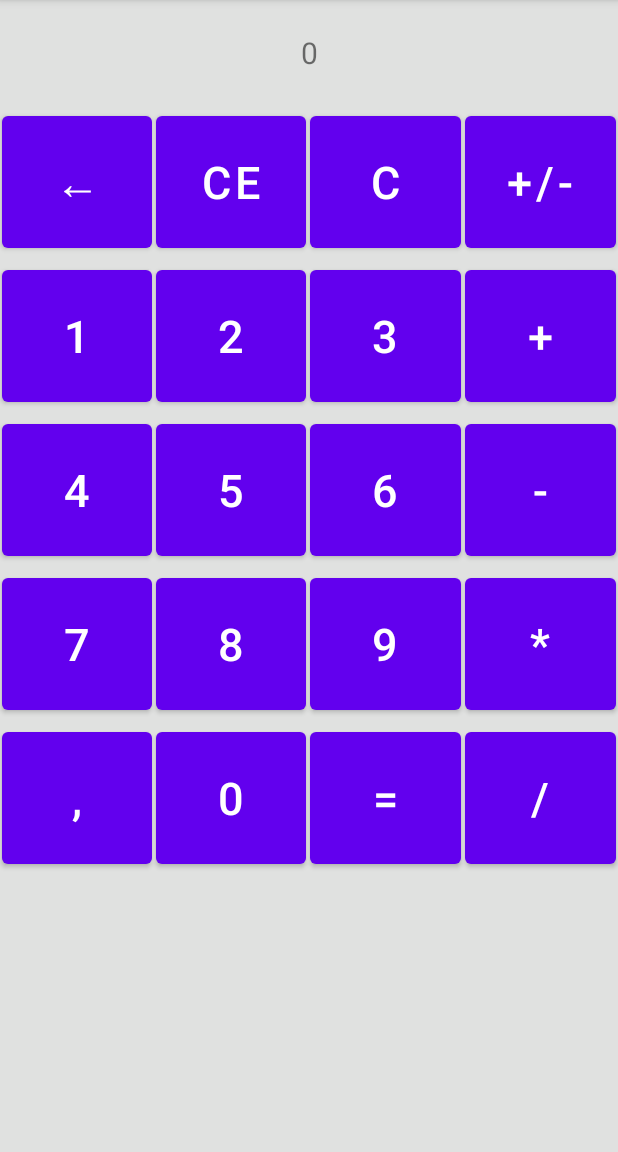
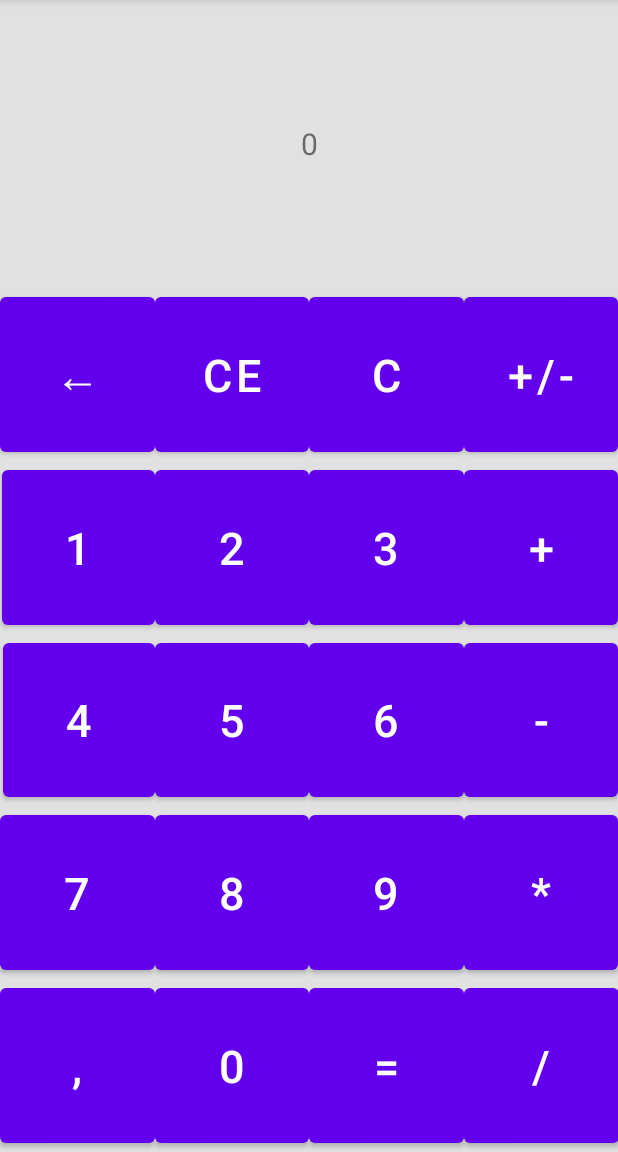
Before and after one commit to gabrielNNunes/AppMultiCalculator, an Android app: the Calculator screen opened directly, with no data from a screen before it, on a phone screen of 412 x 824 dp, the part 84-1236 px from its top. Run offline under Robolectric (Android 15) with nearby library versions, the phone set to English and light mode, and no system bars.

Commit message:
Convertendo o Layout da calculadora de Linear para Constraint

```diff
--- a/app/src/main/res/layout/activity_calculator.xml
+++ b/app/src/main/res/layout/activity_calculator.xml
@@ -1,272 +1,337 @@
 <?xml version="1.0" encoding="utf-8"?>
-<LinearLayout xmlns:android="http://schemas.android.com/apk/res/android"
+<androidx.constraintlayout.widget.ConstraintLayout xmlns:android="http://schemas.android.com/apk/res/android"
     xmlns:app="http://schemas.android.com/apk/res-auto"
     xmlns:tools="http://schemas.android.com/tools"
+    android:id="@+id/linearLayout"
     android:layout_width="match_parent"
     android:layout_height="match_parent"
+    android:background="#E0E1E0"
+    tools:context=".Calculator">
+
+
+    <androidx.constraintlayout.widget.Guideline
+        android:id="@+id/guideline3"
+        android:layout_width="wrap_content"
+        android:layout_height="wrap_content"
+        android:orientation="horizontal"
+        app:layout_constraintGuide_percent="0.25" />
+
+    <androidx.constraintlayout.widget.Guideline
+        android:id="@+id/guideline4"
+        android:layout_width="wrap_content"
+        android:layout_height="wrap_content"
+        android:orientation="horizontal"
+        app:layout_constraintGuide_percent="0.40" />
+
+    <androidx.constraintlayout.widget.Guideline
+        android:id="@+id/guideline5"
+        android:layout_width="wrap_content"
+        android:layout_height="wrap_content"
+        android:orientation="horizontal"
+        app:layout_constraintGuide_percent="0.55" />
+
+    <androidx.constraintlayout.widget.Guideline
+        android:id="@+id/guideline6"
+        android:layout_width="wrap_content"
+        android:layout_height="wrap_content"
+        android:orientation="horizontal"
+        app:layout_constraintGuide_percent="0.70" />
+
+    <androidx.constraintlayout.widget.Guideline
+        android:id="@+id/guideline7"
+        android:layout_width="wrap_content"
+        android:layout_height="wrap_content"
+        android:orientation="horizontal"
+        app:layout_constraintGuide_percent="0.85" />
+
+    <androidx.constraintlayout.widget.Guideline
+        android:id="@+id/guideline8"
+        android:layout_width="wrap_content"
+        android:layout_height="wrap_content"
         android:orientation="vertical"
-    tools:context=".Calculator"
-    android:background="#E0E1E0"
-    >
+        app:layout_constraintGuide_percent="0.25" />
+
+    <androidx.constraintlayout.widget.Guideline
+        android:id="@+id/guideline9"
+        android:layout_width="wrap_content"
+        android:layout_height="wrap_content"
+        android:orientation="vertical"
+        app:layout_constraintGuide_percent="0.50" />
+
+    <androidx.constraintlayout.widget.Guideline
+        android:id="@+id/guideline10"
+        android:layout_width="wrap_content"
+        android:layout_height="wrap_content"
+        android:orientation="vertical"
+        app:layout_constraintGuide_percent="0.75" />
+
 
     <TextView
         android:id="@+id/textView_resultado"
-        android:layout_width="match_parent"
-        android:layout_height="wrap_content"
+        android:layout_width="0dp"
+        android:layout_height="0dp"
         android:height="70dp"
         android:gravity="center"
         android:text="0"
         android:textAlignment="center"
         android:textSize="20sp"
+        app:layout_constraintBottom_toTopOf="@+id/guideline3"
+        app:layout_constraintEnd_toEndOf="parent"
+        app:layout_constraintStart_toStartOf="parent"
+        app:layout_constraintTop_toTopOf="parent"
         tools:text="Resultado" />
-
-    <LinearLayout
-        android:layout_width="match_parent"
-        android:layout_height="match_parent"
-        android:orientation="vertical"
-        >
-
-        <LinearLayout
-            android:layout_width="match_parent"
-            android:layout_height="wrap_content"
-            android:orientation="horizontal"
-            >
-
 
 
     <Button
         android:id="@+id/button_apagar"
-                android:layout_width="wrap_content"
-                android:layout_height="wrap_content"
-                android:layout_weight="1"
-                android:layout_margin="1dp"
+        android:layout_width="0dp"
+        android:layout_height="0dp"
         android:height="100dp"
+        android:text="←"
         android:textSize="30sp"
-                android:text="←" />
-
+        app:layout_constraintBottom_toTopOf="@+id/button_01"
+        app:layout_constraintEnd_toStartOf="@+id/guideline8"
+        app:layout_constraintStart_toStartOf="parent"
+        app:layout_constraintTop_toTopOf="@+id/guideline3" />
 
 
     <Button
         android:id="@+id/button_CE"
-                android:layout_width="wrap_content"
-                android:layout_height="wrap_content"
-                android:layout_weight="1"
-                android:layout_margin="1dp"
+        android:layout_width="0dp"
+        android:layout_height="0dp"
         android:height="100dp"
+        android:text="CE"
         android:textSize="30sp"
-                android:text="CE" />
-
+        app:layout_constraintBottom_toTopOf="@+id/guideline4"
+        app:layout_constraintEnd_toStartOf="@+id/guideline9"
+        app:layout_constraintStart_toStartOf="@+id/guideline8"
+        app:layout_constraintTop_toTopOf="@+id/guideline3" />
 
 
     <Button
         android:id="@+id/button_C"
-                android:layout_width="wrap_content"
-                android:layout_height="wrap_content"
-                android:layout_weight="1"
-                android:layout_margin="1dp"
+        android:layout_width="0dp"
+        android:layout_height="0dp"
         android:height="100dp"
+        android:text="C"
         android:textSize="30sp"
-                android:text="C" />
+        app:layout_constraintBottom_toTopOf="@+id/guideline4"
+        app:layout_constraintEnd_toStartOf="@+id/guideline10"
+        app:layout_constraintStart_toStartOf="@+id/guideline9"
+        app:layout_constraintTop_toTopOf="@+id/guideline3"
+        app:layout_constraintVertical_bias="0.555" />
 
 
     <Button
         android:id="@+id/button_mais_menos"
-                android:layout_width="wrap_content"
-                android:layout_height="wrap_content"
-                android:layout_weight="1"
-                android:layout_margin="1dp"
+        android:layout_width="0dp"
+        android:layout_height="0dp"
         android:height="100dp"
+        android:text="+/-"
         android:textSize="30sp"
-                android:text="+/-" />
-
-
-        </LinearLayout>
-
-        <LinearLayout
-            android:layout_width="match_parent"
-            android:layout_height="wrap_content"
-            android:orientation="horizontal">
+        app:layout_constraintBottom_toTopOf="@+id/guideline4"
+        app:layout_constraintEnd_toEndOf="parent"
+        app:layout_constraintStart_toStartOf="@+id/guideline10"
+        app:layout_constraintTop_toTopOf="@+id/guideline3" />
 
     <Button
         android:id="@+id/button_01"
-                android:layout_width="wrap_content"
-                android:layout_height="wrap_content"
-                android:layout_weight="1"
-                android:layout_margin="1dp"
+        android:layout_width="0dp"
+        android:layout_height="0dp"
+        android:layout_marginStart="1dp"
         android:height="100dp"
+        android:text="1"
         android:textSize="30sp"
-                android:text="1" />
+        app:layout_constraintBottom_toTopOf="@+id/guideline5"
+        app:layout_constraintEnd_toStartOf="@+id/guideline8"
+        app:layout_constraintStart_toStartOf="parent"
+        app:layout_constraintTop_toTopOf="@+id/guideline4" />
 
     <Button
         android:id="@+id/button_02"
-                android:layout_width="wrap_content"
-                android:layout_height="wrap_content"
-                android:layout_weight="1"
-                android:layout_margin="1dp"
+        android:layout_width="0dp"
+        android:layout_height="0dp"
         android:height="100dp"
+        android:text="2"
         android:textSize="30sp"
-                android:text="2" />
+        app:layout_constraintBottom_toTopOf="@+id/guideline5"
+        app:layout_constraintEnd_toStartOf="@+id/guideline9"
+        app:layout_constraintStart_toStartOf="@+id/guideline8"
+        app:layout_constraintTop_toTopOf="@+id/guideline4" />
 
     <Button
         android:id="@+id/button_03"
-                android:layout_width="wrap_content"
-                android:layout_height="wrap_content"
-                android:layout_weight="1"
-                android:layout_margin="1dp"
+        android:layout_width="0dp"
+        android:layout_height="0dp"
+        android:height="100dp"
+        android:text="3"
         android:textSize="30sp"
-                android:height="100dp"
-                android:text="3" />
+        app:layout_constraintBottom_toTopOf="@+id/guideline5"
+        app:layout_constraintEnd_toStartOf="@+id/guideline10"
+        app:layout_constraintStart_toStartOf="@+id/guideline9"
+        app:layout_constraintTop_toTopOf="@+id/guideline4" />
+
 
     <Button
         android:id="@+id/button_soma"
-                android:layout_width="wrap_content"
-                android:layout_height="wrap_content"
-                android:layout_weight="1"
-                android:layout_margin="1dp"
+        android:layout_width="0dp"
+        android:layout_height="0dp"
         android:height="100dp"
+        android:text="+"
         android:textSize="30sp"
-                android:text="+" />
-        </LinearLayout>
-
-        <LinearLayout
-            android:layout_width="match_parent"
-            android:layout_height="wrap_content"
-            android:orientation="horizontal">
+        app:layout_constraintBottom_toTopOf="@+id/guideline5"
+        app:layout_constraintEnd_toEndOf="parent"
+        app:layout_constraintStart_toStartOf="@+id/guideline10"
+        app:layout_constraintTop_toTopOf="@+id/guideline4"
+        app:layout_constraintVertical_bias="1.0" />
 
     <Button
         android:id="@+id/button_04"
-                android:layout_width="wrap_content"
-                android:layout_height="wrap_content"
-                android:layout_weight="1"
-                android:layout_margin="1dp"
+        android:layout_width="0dp"
+        android:layout_height="0dp"
+        android:layout_marginStart="2dp"
         android:height="100dp"
+        android:text="4"
         android:textSize="30sp"
-                android:text="4" />
+        app:layout_constraintBottom_toTopOf="@+id/guideline6"
+        app:layout_constraintEnd_toStartOf="@+id/guideline8"
+        app:layout_constraintStart_toStartOf="parent"
+        app:layout_constraintTop_toTopOf="@+id/guideline5" />
 
     <Button
         android:id="@+id/button_05"
-                android:layout_width="wrap_content"
-                android:layout_height="wrap_content"
-                android:layout_weight="1"
-                android:layout_margin="1dp"
+        android:layout_width="0dp"
+        android:layout_height="0dp"
         android:height="100dp"
+        android:text="5"
         android:textSize="30sp"
-                android:text="5" />
+        app:layout_constraintBottom_toTopOf="@+id/guideline6"
+        app:layout_constraintEnd_toStartOf="@+id/guideline9"
+        app:layout_constraintStart_toStartOf="@+id/guideline8"
+        app:layout_constraintTop_toTopOf="@+id/guideline5" />
+
 
     <Button
         android:id="@+id/button_06"
-                android:layout_width="wrap_content"
-                android:layout_height="wrap_content"
-                android:layout_weight="1"
-                android:layout_margin="1dp"
+        android:layout_width="0dp"
+        android:layout_height="0dp"
         android:height="100dp"
+        android:text="6"
         android:textSize="30sp"
-                android:text="6" />
+        app:layout_constraintBottom_toTopOf="@+id/guideline6"
+        app:layout_constraintEnd_toStartOf="@+id/guideline10"
+        app:layout_constraintStart_toStartOf="@+id/guideline9"
+        app:layout_constraintTop_toTopOf="@+id/guideline5" />
 
     <Button
         android:id="@+id/button_subtracao"
-                android:layout_width="wrap_content"
-                android:layout_height="wrap_content"
-                android:layout_weight="1"
-                android:layout_margin="1dp"
+        android:layout_width="0dp"
+        android:layout_height="0dp"
         android:height="100dp"
+        android:text="-"
         android:textSize="30sp"
-                android:text="-" />
-        </LinearLayout>
-
-        <LinearLayout
-            android:layout_width="match_parent"
-            android:layout_height="wrap_content"
-            android:orientation="horizontal">
+        app:layout_constraintBottom_toTopOf="@+id/guideline6"
+        app:layout_constraintEnd_toEndOf="parent"
+        app:layout_constraintStart_toStartOf="@+id/guideline10"
+        app:layout_constraintTop_toTopOf="@+id/guideline5" />
 
     <Button
         android:id="@+id/button_07"
-                android:layout_width="wrap_content"
-                android:layout_height="wrap_content"
-                android:layout_weight="1"
-                android:layout_margin="1dp"
+        android:layout_width="0dp"
+        android:layout_height="0dp"
         android:height="100dp"
+        android:text="7"
         android:textSize="30sp"
-                android:text="7" />
+        app:layout_constraintBottom_toTopOf="@+id/guideline7"
+        app:layout_constraintEnd_toStartOf="@+id/guideline8"
+        app:layout_constraintStart_toStartOf="parent"
+        app:layout_constraintTop_toTopOf="@+id/guideline6"
+        app:layout_constraintVertical_bias="0.703" />
 
     <Button
         android:id="@+id/button_08"
-                android:layout_width="wrap_content"
-                android:layout_height="wrap_content"
-                android:layout_weight="1"
-                android:layout_margin="1dp"
+        android:layout_width="0dp"
+        android:layout_height="0dp"
         android:height="100dp"
+        android:text="8"
         android:textSize="30sp"
-                android:text="8" />
+        app:layout_constraintBottom_toTopOf="@+id/guideline7"
+        app:layout_constraintEnd_toStartOf="@+id/guideline9"
+        app:layout_constraintStart_toStartOf="@+id/guideline8"
+        app:layout_constraintTop_toTopOf="@+id/guideline6" />
 
     <Button
         android:id="@+id/button_09"
-                android:layout_width="wrap_content"
-                android:layout_height="wrap_content"
-                android:layout_weight="1"
-                android:layout_margin="1dp"
+        android:layout_width="0dp"
+        android:layout_height="0dp"
         android:height="100dp"
+        android:text="9"
         android:textSize="30sp"
-                android:text="9" />
+        app:layout_constraintBottom_toTopOf="@+id/guideline7"
+        app:layout_constraintEnd_toStartOf="@+id/guideline10"
+        app:layout_constraintStart_toStartOf="@+id/guideline9"
+        app:layout_constraintTop_toTopOf="@+id/guideline6" />
+
 
     <Button
         android:id="@+id/button_multiplicacao"
-                android:layout_width="wrap_content"
-                android:layout_height="wrap_content"
-                android:layout_weight="1"
-                android:layout_margin="1dp"
+        android:layout_width="0dp"
+        android:layout_height="0dp"
         android:height="100dp"
+        android:text="*"
         android:textSize="30sp"
-                android:text="*" />
-        </LinearLayout>
-
-        <LinearLayout
-            android:layout_width="match_parent"
-            android:layout_height="wrap_content"
-            android:orientation="horizontal">
+        app:layout_constraintBottom_toTopOf="@+id/guideline7"
+        app:layout_constraintEnd_toEndOf="parent"
+        app:layout_constraintStart_toStartOf="@+id/guideline10"
+        app:layout_constraintTop_toTopOf="@+id/guideline6" />
 
     <Button
         android:id="@+id/button_virgula"
-                android:layout_width="wrap_content"
-                android:layout_height="wrap_content"
-                android:layout_weight="1"
-                android:layout_margin="1dp"
-                android:height="100dp"
+        android:layout_width="0dp"
+        android:layout_height="0dp"
+
+        android:text=","
         android:textSize="30sp"
-                android:text="," />
-
-
+        app:layout_constraintBottom_toBottomOf="parent"
+        app:layout_constraintEnd_toStartOf="@+id/guideline8"
+        app:layout_constraintStart_toStartOf="parent"
+        app:layout_constraintTop_toTopOf="@+id/guideline7" />
 
     <Button
         android:id="@+id/button_00"
-                android:layout_width="wrap_content"
-                android:layout_height="wrap_content"
-                android:layout_weight="1"
-                android:layout_margin="1dp"
+        android:layout_width="0dp"
+        android:layout_height="0dp"
         android:height="100dp"
+        android:text="0"
         android:textSize="30sp"
-                android:text="0" />
+        app:layout_constraintBottom_toBottomOf="parent"
+        app:layout_constraintEnd_toStartOf="@+id/guideline9"
+        app:layout_constraintStart_toStartOf="@+id/guideline8"
+        app:layout_constraintTop_toTopOf="@+id/guideline7" />
 
     <Button
         android:id="@+id/button_igual"
-                android:layout_width="wrap_content"
-                android:layout_height="wrap_content"
-                android:layout_weight="1"
-                android:layout_margin="1dp"
+        android:layout_width="0dp"
+        android:layout_height="0dp"
         android:height="100dp"
+        android:text="="
         android:textSize="30sp"
-                android:text="=" />
+        app:layout_constraintBottom_toBottomOf="parent"
+        app:layout_constraintEnd_toStartOf="@+id/guideline10"
+        app:layout_constraintStart_toStartOf="@+id/guideline9"
+        app:layout_constraintTop_toTopOf="@+id/guideline7" />
 
     <Button
         android:id="@+id/button_divisao"
-                android:layout_width="wrap_content"
-                android:layout_height="wrap_content"
-                android:layout_weight="1"
-                android:layout_margin="1dp"
+        android:layout_width="103dp"
+        android:layout_height="0dp"
         android:height="100dp"
+        android:text="/"
         android:textSize="30sp"
-                android:text="/" />
-        </LinearLayout>
-    </LinearLayout>
+        app:layout_constraintBottom_toBottomOf="parent"
+        app:layout_constraintEnd_toEndOf="parent"
+        app:layout_constraintStart_toEndOf="@+id/button_igual"
+        app:layout_constraintTop_toTopOf="@+id/guideline7" />
 
-</LinearLayout>
+
+</androidx.constraintlayout.widget.ConstraintLayout>
```
Lines whose indentation alone changed are shown as unchanged.
